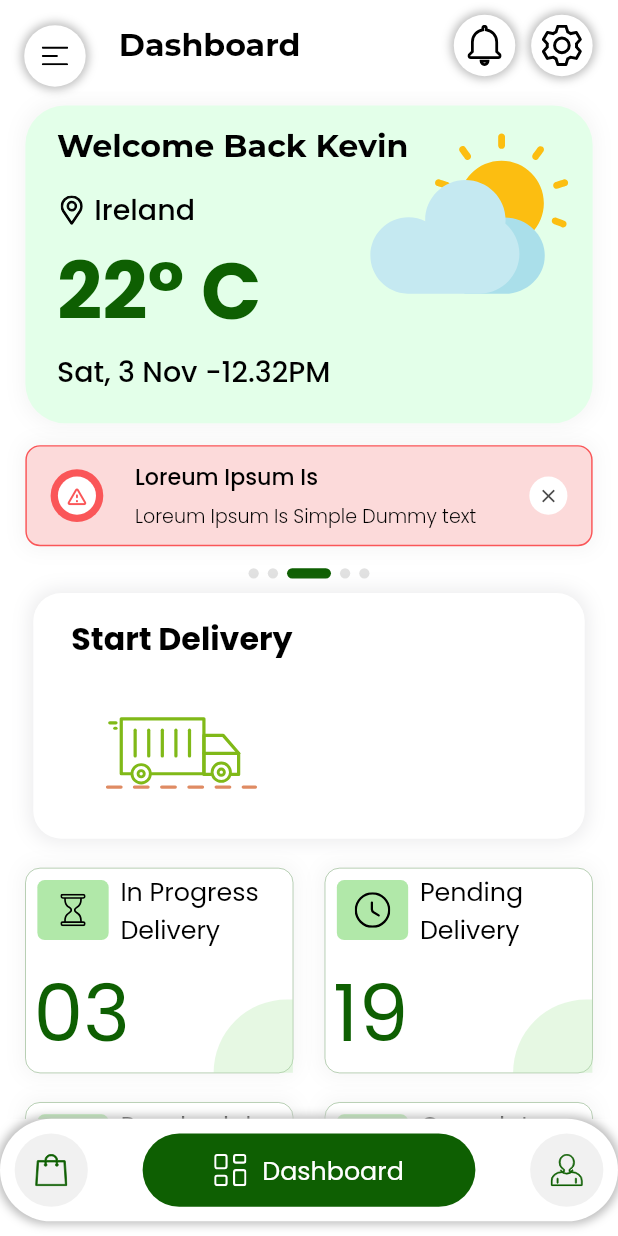
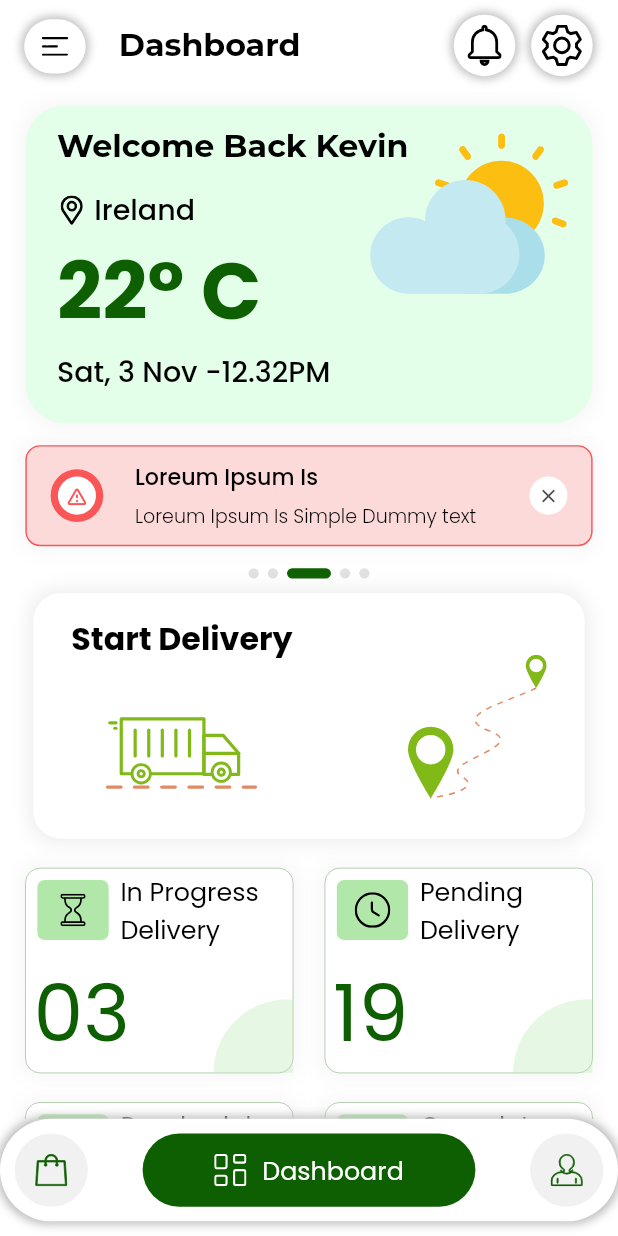
Before and after one commit to sachingupta2006/farm_flow_delivery, a Flutter app: the SideMenu screen opened by its route, on a phone screen of 412 x 824 dp. Run offline on Flutter 3.47's test engine with Material 2 defaults, Android fonts, the phone set to English and light mode, and no system bars; our stand-ins replace another_flushbar, flutter_dash, flutter_screenutil, flutter_svg, flutter_switch, get and 8 more.

Commit message:
added routes and changes in dashboard page

```diff
--- a/lib/View/Side Menu/SideMenu.dart
+++ b/lib/View/Side Menu/SideMenu.dart
@@ -117,7 +117,9 @@ class _SideMenuState extends State<SideMenu>
                             });
                           },
                           icon: isSideMenuClosed
-                              ? Container(
+                              ? Padding(
+                                  padding: EdgeInsets.only(bottom: 13.h),
+                                  child: Container(
                                     height: 42.h,
                                     width: 42.h,
                                     decoration: BoxDecoration(
@@ -141,6 +143,7 @@ class _SideMenuState extends State<SideMenu>
                                           color: AppColors.black,
                                         ),
                                       ],
+                                    ),
                                   ),
                                 )
                               : Icon(
--- a/lib/View/dashboard.dart
+++ b/lib/View/dashboard.dart
@@ -100,7 +100,6 @@ class _Dashboard extends State<Dashboard> {
                       ],
                     ),
                   )
-
                 ],
               ),
             ),
@@ -282,7 +281,6 @@ class _Dashboard extends State<Dashboard> {
                       Padding(
                         padding: EdgeInsets.symmetric(
                             horizontal: 5.w, vertical: 10.h),
-
                         child: InkWell(
                           onTap: () {
                             Get.toNamed("/mapPage");
@@ -301,6 +299,7 @@ class _Dashboard extends State<Dashboard> {
                                   )
                                 ]),
                             child: Row(
+                              mainAxisAlignment: MainAxisAlignment.spaceBetween,
                               children: [
                                 Column(
                                   mainAxisAlignment: MainAxisAlignment.start,
@@ -313,9 +312,10 @@ class _Dashboard extends State<Dashboard> {
                                         width: 137.w)
                                   ],
                                 ),
+                                SvgPicture.asset(
+                                    'assets/images/locationRoad.svg')
                               ],
                             ),
-
                           ),
                         ),
                       ),
--- a/lib/View/map.dart
+++ b/lib/View/map.dart
@@ -177,7 +177,8 @@ class _MapPageState extends State<MapPage> {
                     Expanded(
                       child: InkWell(
                         onTap: () {
-                          // Get.toNamed(ongoingOrderMainData[index]["route"]);
+                          Get.toNamed("/orderdetailsotp");
+                          //  Get.toNamed(ongoingOrderMainData[index]["route"]);
                         },
                         child: OngoingOrderMainTile(
                             ongoingOrderMainData[index]["image"],
```
Lines whose indentation alone changed are shown as unchanged.
